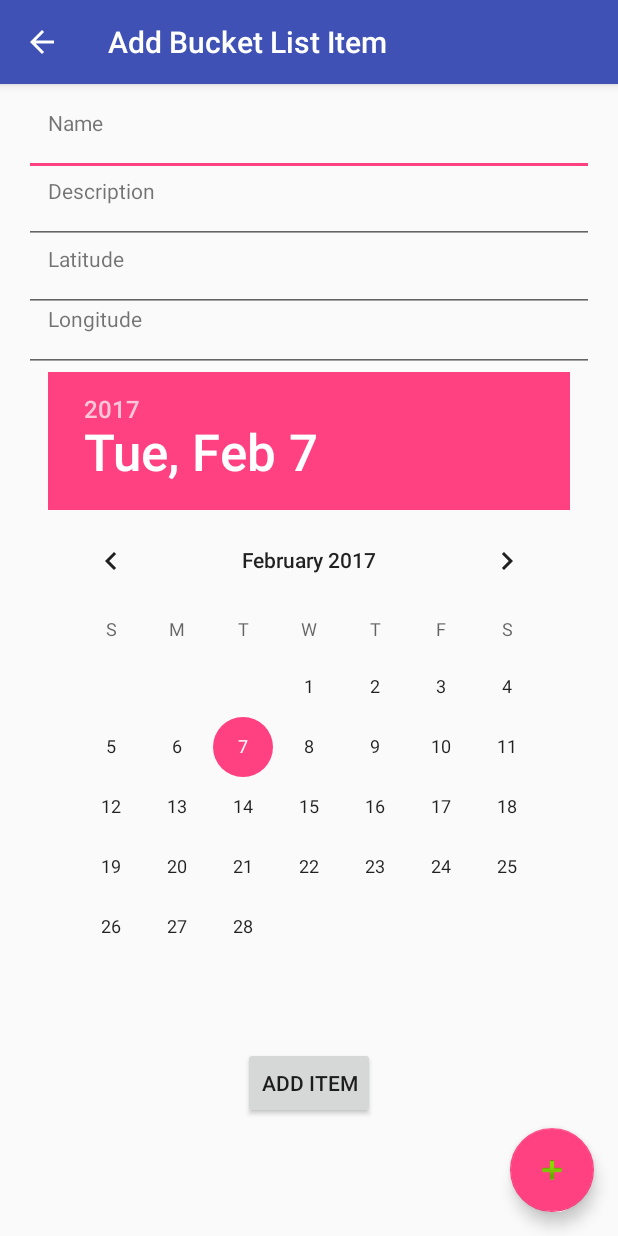
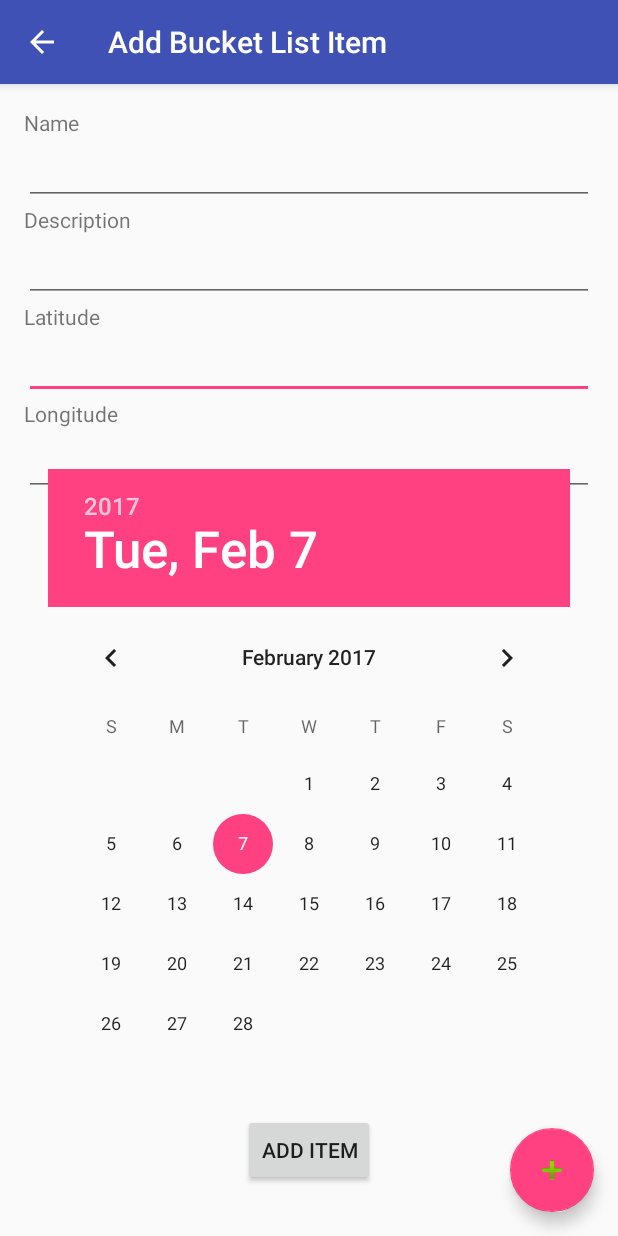
Before and after one commit to ww6vh/Android_Project_gengar, an Android app: the screen it shows after launch (AddItemActivity), after a tap on an icon or button, on a phone screen of 412 x 824 dp. Run offline under Robolectric (Android 15) with nearby library versions, the phone set to English and light mode, and no system bars.

Commit message:
Formatting

```diff
--- a/app/src/main/java/androidminiapp_tre7ca_ww6vh/androidminiapp_tre7ca_ww6vh/BucketItemAdapter.java
+++ b/app/src/main/java/androidminiapp_tre7ca_ww6vh/androidminiapp_tre7ca_ww6vh/BucketItemAdapter.java
@@ -10,6 +10,7 @@ import android.util.Log;
 import android.view.LayoutInflater;
 import android.view.View;
 import android.view.ViewGroup;
+import android.widget.CheckBox;
 import android.widget.TextView;
 
 import java.util.List;
@@ -25,7 +26,8 @@ public class BucketItemAdapter extends
         // Your holder should contain a member variable
         // for any view that will be set as you render a row
         public TextView nameTextView;
-
+        public CheckBox checked;
+        public TextView dateTextView;
         // We also create a constructor that accepts the entire item row
         // and does the view lookups to find each subview
         public ViewHolder(View itemView) {
@@ -34,6 +36,8 @@ public class BucketItemAdapter extends
             super(itemView);
 
             nameTextView = (TextView) itemView.findViewById(R.id.bucketItem_name);
+            //dateTextView = (TextView) itemView.findViewById(R.id.datePicker2);
+            checked = (CheckBox) itemView.findViewById(R.id.checkBox);
 
         }
     }
--- a/app/src/main/res/layout/content_add_item.xml
+++ b/app/src/main/res/layout/content_add_item.xml
@@ -13,23 +13,38 @@
     tools:context="androidminiapp_tre7ca_ww6vh.androidminiapp_tre7ca_ww6vh.AddItemActivity"
     tools:showIn="@layout/activity_add_item">
 
+    <TextView
+        android:text="Name"
+        android:layout_width="match_parent"
+        android:layout_height="wrap_content"
+        android:id="@+id/textView"
+        android:layout_alignParentTop="true"
+        android:layout_alignParentStart="true" />
+
+    <TextView
+        android:text="Latitude"
+        android:layout_width="match_parent"
+        android:layout_height="wrap_content"
+        android:id="@+id/textView3"
+        android:layout_below="@+id/editText3"
+        android:layout_alignParentStart="true" />
+
+    <TextView
+        android:text="Longitude"
+        android:layout_width="match_parent"
+        android:layout_height="wrap_content"
+        android:id="@+id/textView4"
+        android:layout_below="@+id/editText4"
+        android:layout_alignParentStart="true" />
+
     <EditText
         android:layout_width="match_parent"
         android:layout_height="wrap_content"
         android:inputType="textPersonName"
         android:ems="10"
-        android:id="@+id/editText2"
-        android:layout_alignParentTop="true"
+        android:id="@+id/editText4"
+        android:layout_below="@+id/textView3"
         android:layout_alignParentStart="true" />
-
-    <Button
-        android:text="Add Item"
-        android:layout_width="wrap_content"
-        android:layout_height="wrap_content"
-        android:layout_alignParentBottom="true"
-        android:layout_centerHorizontal="true"
-        android:layout_marginBottom="62dp"
-        android:id="@+id/button" />
 
     <EditText
         android:layout_width="match_parent"
@@ -37,65 +52,51 @@
         android:inputType="textPersonName"
         android:ems="10"
         android:id="@+id/editText"
-        android:layout_below="@+id/editText3"
-        android:layout_alignParentStart="true"
-        android:layout_marginTop="40dp" />
+        android:layout_below="@+id/textView4"
+        android:layout_alignParentStart="true" />
+
+    <TextView
+        android:text="Description"
+        android:layout_width="match_parent"
+        android:layout_height="wrap_content"
+        android:id="@+id/textView2"
+        android:layout_below="@+id/editText2"
+        android:layout_alignParentStart="true" />
 
     <EditText
         android:layout_width="match_parent"
         android:layout_height="wrap_content"
         android:inputType="textPersonName"
         android:ems="10"
-        android:id="@+id/editText4"
-        android:layout_below="@+id/editText3"
-        android:layout_alignParentEnd="true" />
+        android:id="@+id/editText2"
+        android:layout_below="@+id/textView"
+        android:layout_alignParentStart="true" />
+
+    <EditText
+        android:layout_width="match_parent"
+        android:paddingTop="10dp"
+        android:layout_height="wrap_content"
+        android:inputType="textPersonName"
+        android:ems="10"
+        android:id="@+id/editText3"
+        android:layout_below="@+id/textView2"
+        android:layout_alignParentStart="true" />
 
     <DatePicker
         android:layout_width="wrap_content"
         android:layout_height="wrap_content"
         android:id="@+id/datePicker2"
-        android:layout_below="@+id/editText"
+        android:layout_above="@+id/button"
         android:layout_centerHorizontal="true" />
 
-    <TextView
-        android:text="Name"
+    <Button
+        android:text="Add Item"
         android:layout_width="wrap_content"
         android:layout_height="wrap_content"
-        android:layout_alignStart="@+id/datePicker2"
-        android:id="@+id/textView" />
-
-    <TextView
-        android:text="Description"
-        android:layout_width="wrap_content"
-        android:layout_height="wrap_content"
-        android:layout_below="@+id/editText2"
-        android:layout_alignStart="@+id/textView"
-        android:id="@+id/textView2" />
-
-    <TextView
-        android:text="Latitude"
-        android:layout_width="wrap_content"
-        android:layout_height="wrap_content"
-        android:layout_below="@+id/editText3"
-        android:layout_alignStart="@+id/textView2"
-        android:id="@+id/textView3" />
-
-    <TextView
-        android:text="Longitude"
-        android:layout_width="wrap_content"
-        android:layout_height="wrap_content"
-        android:layout_alignTop="@+id/editText"
-        android:layout_alignStart="@+id/datePicker2"
-        android:id="@+id/textView4" />
-
-    <EditText
-        android:layout_width="match_parent"
-        android:layout_height="wrap_content"
-        android:inputType="textPersonName"
-        android:ems="10"
-        android:id="@+id/editText3"
-        android:layout_below="@+id/editText2"
-        android:layout_alignParentStart="true" />
+        android:layout_marginBottom="17dp"
+        android:id="@+id/button"
+        android:layout_alignParentBottom="true"
+        android:layout_centerHorizontal="true" />
 
 
 </RelativeLayout>
```
Also changed, not shown: app/src/main/res/layout/content_edit_item.xml (+37 -38 lines).
